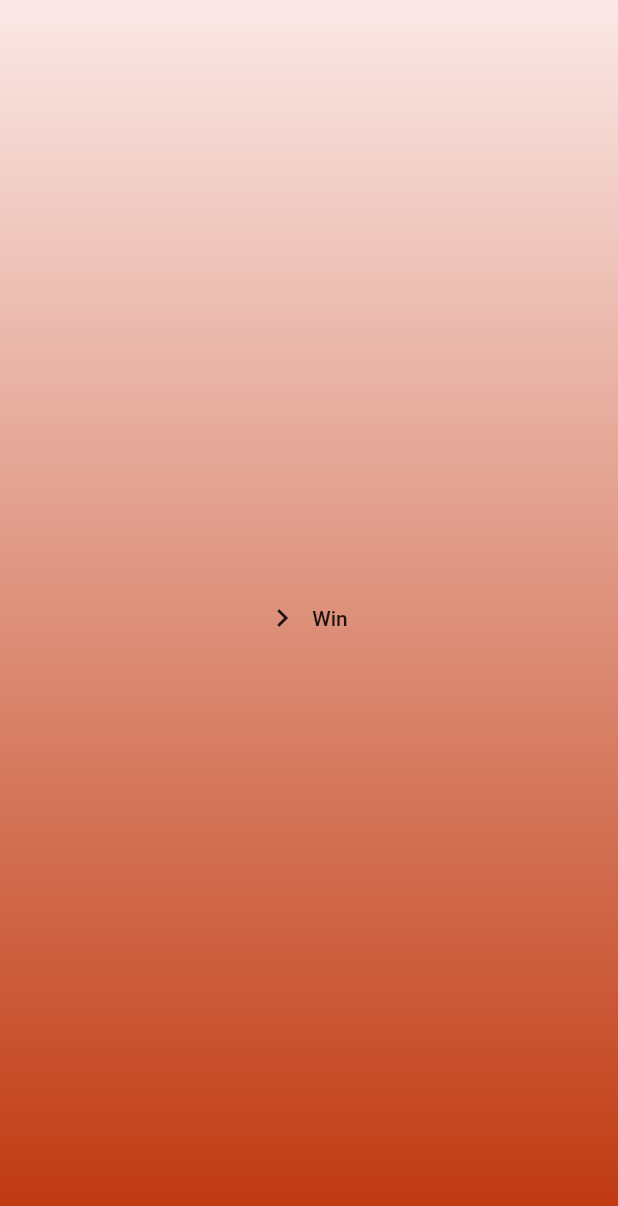
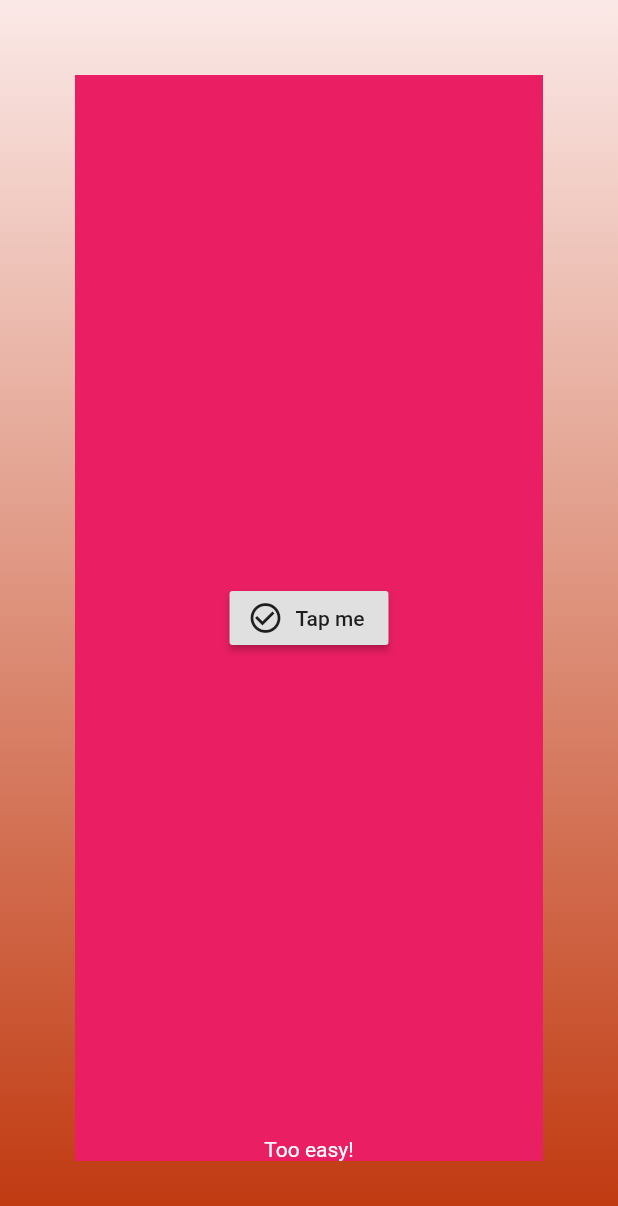
Before and after one commit to OliverCulleyDeLange/ctw_flutter, a Flutter app: the screen it shows after launch, after a tap on an icon or button, on a phone screen of 412 x 824 dp. Shown: the top 1206 px of the screen. Run offline on Flutter 3.47's test engine with Material 2 defaults, Android fonts, the phone set to English and light mode, and no system bars.

Commit message:
Call complete challenge in base challenge

```diff
--- a/lib/screens/challenges/base-challenge.dart
+++ b/lib/screens/challenges/base-challenge.dart
@@ -1,10 +1,15 @@
+import 'package:ctw_flutter/screens/widgets/success-popup.dart';
 import 'package:ctw_flutter/theme.dart';
 import 'package:flutter/material.dart';
 
 class BaseChallenge extends StatelessWidget {
-  final Widget child;
+  final Function getChallengeWidget;
 
-  BaseChallenge({this.child});
+  BaseChallenge({this.getChallengeWidget});
+
+  complete(BuildContext context) {
+    Navigator.pop(context, true);
+  }
 
   Widget build(BuildContext context) {
     return Scaffold(
@@ -23,6 +28,14 @@ class BaseChallenge extends StatelessWidget {
                     gradient1_2,
                   ],
                 )),
-            child: child));
+            child: SafeArea(
+              child: Stack(
+                alignment: Alignment.center,
+                children: <Widget>[
+                  SuccessPopup(),
+                  getChallengeWidget(complete),
+                ],
+              ),
+            )));
   }
 }
--- a/lib/screens/challenges/gesture/button-double-tap.dart
+++ b/lib/screens/challenges/gesture/button-double-tap.dart
@@ -5,11 +5,12 @@ class Challenge1 extends StatelessWidget {
   @override
   Widget build(BuildContext context) {
     return BaseChallenge(
-        child: GestureDetector(
+        getChallengeWidget: (complete) =>
+            GestureDetector(
       child: Icon(Icons.looks_two),
       onDoubleTap: () {
         print("Double tap button challenge won");
-        Navigator.pop(context, true);
+        complete(context);
       },
     ));
   }
--- a/lib/screens/challenges/gesture/button-simple.dart
+++ b/lib/screens/challenges/gesture/button-simple.dart
@@ -4,12 +4,13 @@ import 'package:flutter/material.dart';
 class SimpleButton extends StatelessWidget {
   Widget build(BuildContext context) {
     return BaseChallenge(
-        child: FlatButton.icon(
-            icon: Icon(Icons.chevron_right),
-            label: Text("Win"),
+        getChallengeWidget: (completed) =>
+            RaisedButton.icon(
+                icon: Icon(Icons.check_circle_outline),
+                label: Text("Tap me"),
             onPressed: () {
               print("Simple button challenge won");
-              Navigator.pop(context, true);
+              completed(context);
             }));
   }
 }
--- /dev/null
+++ b/lib/screens/widgets/success-popup.dart
@@ -0,0 +1,12 @@
+import 'package:flutter/material.dart';
+
+class SuccessPopup extends StatelessWidget {
+  @override
+  Widget build(BuildContext context) {
+    return Container(
+        margin: EdgeInsets.all(50),
+        alignment: Alignment.bottomCenter,
+        color: Colors.pink,
+        child: Text("Too easy!"));
+  }
+}
```
Lines whose indentation alone changed are shown as unchanged.
